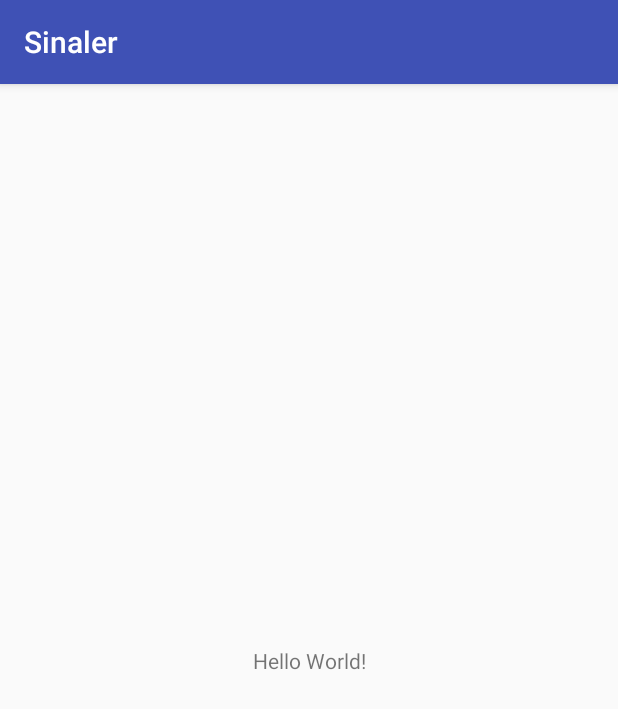
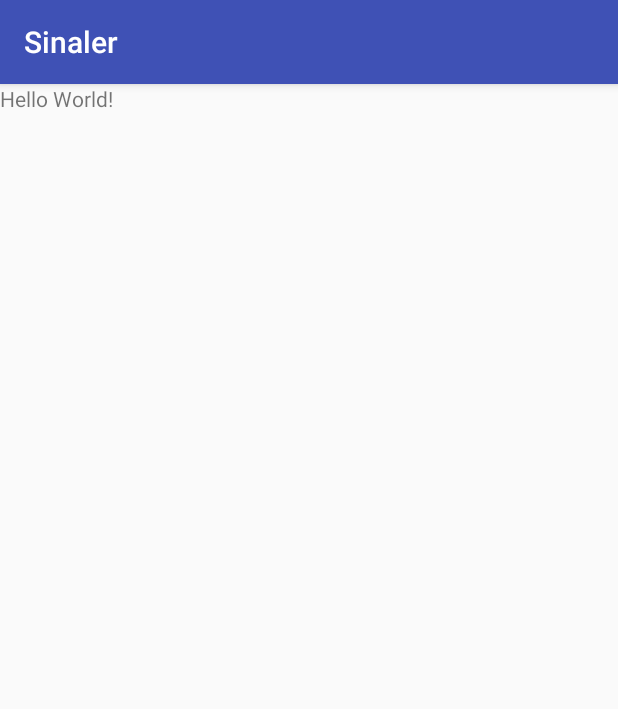
Before and after one commit to babedev/Signaler, an Android app: the screen it shows after launch (MainActivity), on a phone screen of 412 x 824 dp. Shown: the top 709 px of the screen. Run offline under Robolectric (Android 15) with nearby library versions, the phone set to English and light mode, and no system bars.

Commit message:
Remove unused dependency

```diff
--- a/app/build.gradle
+++ b/app/build.gradle
@@ -25,6 +25,5 @@ dependencies {
         exclude group: 'com.android.support', module: 'support-annotations'
     })
     compile 'com.android.support:appcompat-v7:25.3.1'
-    compile 'com.android.support.constraint:constraint-layout:1.0.2'
     testCompile 'junit:junit:4.12'
 }
--- a/app/src/main/res/layout/activity_main.xml
+++ b/app/src/main/res/layout/activity_main.xml
@@ -1,5 +1,5 @@
 <?xml version="1.0" encoding="utf-8"?>
-<android.support.constraint.ConstraintLayout
+<LinearLayout
     xmlns:android="http://schemas.android.com/apk/res/android"
     xmlns:app="http://schemas.android.com/apk/res-auto"
     xmlns:tools="http://schemas.android.com/tools"
@@ -10,10 +10,6 @@
     <TextView
         android:layout_width="wrap_content"
         android:layout_height="wrap_content"
-        android:text="Hello World!"
-        app:layout_constraintBottom_toBottomOf="parent"
-        app:layout_constraintLeft_toLeftOf="parent"
-        app:layout_constraintRight_toRightOf="parent"
-        app:layout_constraintTop_toTopOf="parent"/>
+        android:text="Hello World!"/>
 
-</android.support.constraint.ConstraintLayout>
+</LinearLayout>
```
